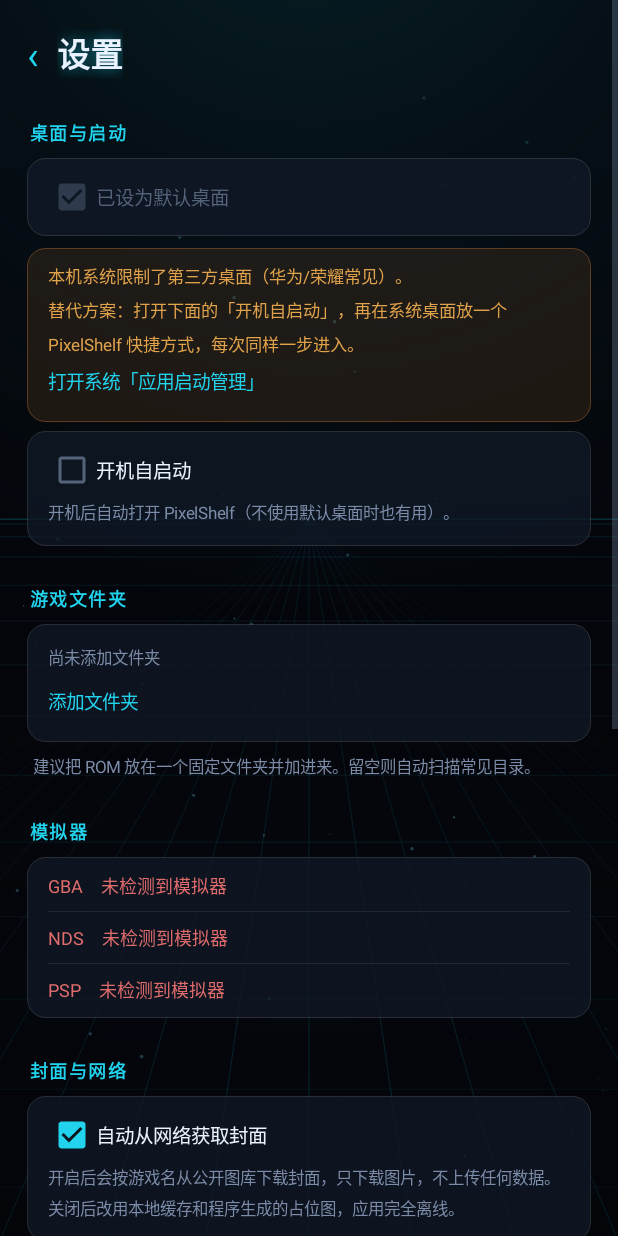
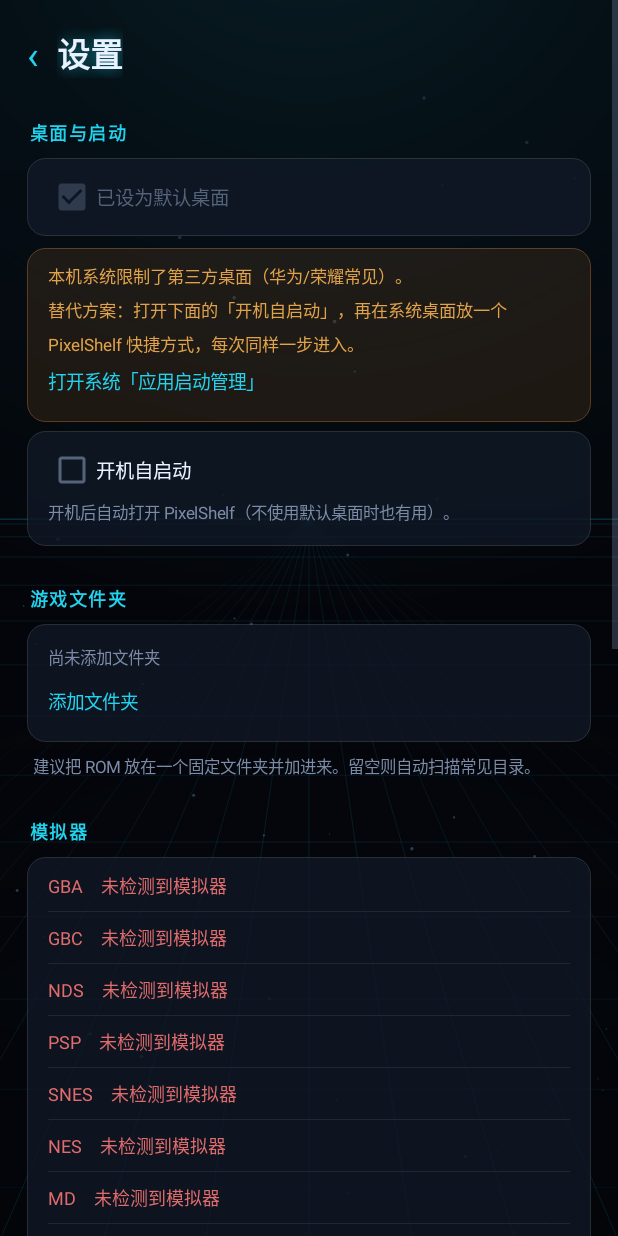
Before and after one commit to clian7371-tech/PixelShelf, an Android app: the screen it shows after launch (SettingsActivity), after a tap on "设置", on a phone screen of 412 x 824 dp. Run offline under Robolectric (Android 15) with nearby library versions, the phone set to English and light mode, and no system bars; 1 statement that could not run was skipped; 1 other tap on this screen came first.

Commit message:
feat: add GBC/SNES/NES/MD/PS1 platforms, dynamic tabs, scanner filters
- 8 platforms with per-platform emulator tables and cover sources
- tabs built dynamically from platforms actually present
- archive/platform detection by filename keyword; longest-extension match
- ignore emulator system files (*bios*, *firmware*, *cheat*) and tiny archives
- dedupe scanned files by canonical path (fixes duplicates across storage aliases)
- build_index.py: retry on network errors, resolve output path relatively
- release notes template rewritten

```diff
--- a/app/src/main/AndroidManifest.xml
+++ b/app/src/main/AndroidManifest.xml
@@ -1,8 +1,8 @@
 <?xml version="1.0" encoding="utf-8"?>
 <manifest xmlns:android="http://schemas.android.com/apk/res/android"
     package="com.pixelshelf.app"
-    android:versionCode="6"
-    android:versionName="1.5">
+    android:versionCode="7"
+    android:versionName="1.6">
 
     <uses-sdk android:minSdkVersion="21" android:targetSdkVersion="35" />
 
--- a/app/src/main/java/com/pixelshelf/app/CoverFetcher.java
+++ b/app/src/main/java/com/pixelshelf/app/CoverFetcher.java
@@ -41,8 +41,13 @@ public final class CoverFetcher {
 
     static {
         SYSTEM_DIR.put(Emulators.PLATFORM_GBA, "Nintendo - Game Boy Advance");
+        SYSTEM_DIR.put(Emulators.PLATFORM_GBC, "Nintendo - Game Boy Color");
         SYSTEM_DIR.put(Emulators.PLATFORM_NDS, "Nintendo - Nintendo DS");
         SYSTEM_DIR.put(Emulators.PLATFORM_PSP, "Sony - PlayStation Portable");
+        SYSTEM_DIR.put(Emulators.PLATFORM_SNES, "Nintendo - Super Nintendo Entertainment System");
+        SYSTEM_DIR.put(Emulators.PLATFORM_NES, "Nintendo - Nintendo Entertainment System");
+        SYSTEM_DIR.put(Emulators.PLATFORM_MD, "Sega - Mega Drive - Genesis");
+        SYSTEM_DIR.put(Emulators.PLATFORM_PS1, "Sony - PlayStation");
     }
 
     /** 当前生效的图源地址 */
--- a/app/src/main/java/com/pixelshelf/app/Emulators.java
+++ b/app/src/main/java/com/pixelshelf/app/Emulators.java
@@ -2,13 +2,25 @@ package com.pixelshelf.app;
 
 import java.util.ArrayList;
 import java.util.List;
+import java.util.Locale;
 
 /** 模拟器定义：包名候选、平台、ROM 后缀、启动方式 */
 public final class Emulators {
 
     public static final String PLATFORM_GBA = "gba";
+    public static final String PLATFORM_GBC = "gbc";
     public static final String PLATFORM_NDS = "nds";
     public static final String PLATFORM_PSP = "psp";
+    public static final String PLATFORM_SNES = "snes";
+    public static final String PLATFORM_NES = "nes";
+    public static final String PLATFORM_MD = "md";
+    public static final String PLATFORM_PS1 = "ps1";
+
+    /** 标签栏与排序用的固定顺序 */
+    public static final String[] ORDER = {
+            PLATFORM_GBA, PLATFORM_GBC, PLATFORM_NDS, PLATFORM_PSP,
+            PLATFORM_SNES, PLATFORM_NES, PLATFORM_MD, PLATFORM_PS1
+    };
 
     public static final class Def {
         public final String platform;
@@ -29,6 +41,8 @@ public final class Emulators {
 
     public static final List<Def> ALL = new ArrayList<>();
 
+    private static final String[] RETROARCH = {"com.retroarch", "com.retroarch.aarch64"};
+
     static {
         ALL.add(new Def(PLATFORM_GBA, "GBA",
                 new String[]{
@@ -40,10 +54,27 @@ public final class Emulators {
                         "org.mgba.emu",              // mGBA
                         "io.mgba.mgba",
                         "com.nostalgiaemulators.gbagbafull",
-                        "com.retroarch",             // RetroArch
+                        "com.retroarch",
                         "com.retroarch.aarch64"
                 },
-                new String[]{".gba", ".gbc", ".gb", ".zip", ".7z"},
+                new String[]{".gba"},
+                true));
+
+        // GB / GBC 共用同一批模拟器（My OldBoy!、GBC.emu 都同时支持两者）
+        ALL.add(new Def(PLATFORM_GBC, "GBC",
+                new String[]{
+                        "com.fastemulator.gbc",       // My OldBoy!
+                        "com.fastemulator.gbcfree",
+                        "com.fastemulator.gba",       // My Boy! 也支持 GB/GBC
+                        "com.fastemulator.gbafree",
+                        "com.explusalpha.GbcEmu",     // GBC.emu
+                        "com.pizzaboy.gbc",
+                        "com.pizzaboy.gbcpro",
+                        "com.nostalgiaemulators.gbagbafull",
+                        "com.retroarch",
+                        "com.retroarch.aarch64"
+                },
+                new String[]{".gbc", ".gb"},
                 true));
 
         ALL.add(new Def(PLATFORM_NDS, "NDS",
@@ -56,7 +87,7 @@ public final class Emulators {
                         "com.retroarch",
                         "com.retroarch.aarch64"
                 },
-                new String[]{".nds", ".ds", ".zip", ".7z"},
+                new String[]{".nds", ".ds"},
                 true));
 
         ALL.add(new Def(PLATFORM_PSP, "PSP",
@@ -68,6 +99,48 @@ public final class Emulators {
                 },
                 new String[]{".iso", ".cso", ".pbp", ".chd", ".elf"},
                 true));
+
+        ALL.add(new Def(PLATFORM_SNES, "SNES",
+                new String[]{
+                        "com.explusalpha.Snes9x",         // Snes9x EX+
+                        "com.bubblezapgames.snes",        // SuperRetro16
+                        "com.nostalgiaemulators.snesfull",// Nostalgia.SNES
+                        "com.retroarch",
+                        "com.retroarch.aarch64"
+                },
+                new String[]{".sfc", ".smc", ".swc"},
+                true));
+
+        ALL.add(new Def(PLATFORM_NES, "NES",
+                new String[]{
+                        "com.explusalpha.NesEmu",          // NES.emu
+                        "com.nostalgiaemulators.nesfull",  // Nostalgia.NES
+                        "com.retroarch",
+                        "com.retroarch.aarch64"
+                },
+                new String[]{".nes", ".fds", ".unf", ".unif"},
+                true));
+
+        ALL.add(new Def(PLATFORM_MD, "MD",
+                new String[]{
+                        "com.explusalpha.MdEmu",   // MD.emu
+                        "com.retroarch",
+                        "com.retroarch.aarch64"
+                },
+                new String[]{".md", ".gen", ".smd"},
+                true));
+
+        // PS1 只认 .cue/.ccd/.m3u：.iso/.pbp/.chd 与 PSP 冲突，避免误判
+        ALL.add(new Def(PLATFORM_PS1, "PS1",
+                new String[]{
+                        "com.epsxe.ePSXe",                      // ePSXe
+                        "com.github.stenzek.duckstation",       // DuckStation
+                        "com.emulator.fpse",                    // FPse
+                        "com.retroarch",
+                        "com.retroarch.aarch64"
+                },
+                new String[]{".cue", ".ccd", ".m3u"},
+                true));
     }
 
     public static Def byPlatform(String platform) {
@@ -77,15 +150,52 @@ public final class Emulators {
         return null;
     }
 
-    /** 根据文件后缀判断平台，未知返回 null */
+    /** 标签显示名 */
+    public static String labelOf(String platform) {
+        Def d = byPlatform(platform);
+        return d == null ? platform.toUpperCase(Locale.US) : d.label;
+    }
+
+    /**
+     * 根据文件后缀判断平台，未知返回 null。
+     * 压缩包按文件名关键词判断（.zip 本身不能确定平台）。
+     */
     public static String platformOf(String path) {
         if (path == null) return null;
-        String lower = path.toLowerCase(java.util.Locale.US);
+        String lower = path.toLowerCase(Locale.US);
+
+        if (lower.endsWith(".zip") || lower.endsWith(".7z") || lower.endsWith(".rar")) {
+            return platformOfArchive(lower);
+        }
+
+        String best = null;
+        int bestLen = 0;
         for (Def d : ALL) {
             for (String ext : d.extensions) {
-                if (lower.endsWith(ext)) return d.platform;
+                if (lower.endsWith(ext) && ext.length() > bestLen) {
+                    best = d.platform;
+                    bestLen = ext.length();
+                }
             }
         }
+        return best;
+    }
+
+    /** 压缩包：按文件名里的平台关键词识别 */
+    private static String platformOfArchive(String lower) {
+        String name = lower.substring(lower.lastIndexOf('/') + 1);
+        // 顺序即优先级，越具体的放前面
+        if (name.contains("gba")) return PLATFORM_GBA;
+        if (name.contains("gbc") || name.contains("myoldboy")) return PLATFORM_GBC;
+        if (name.contains("nds") || name.contains("drastic")) return PLATFORM_NDS;
+        if (name.contains("psp")) return PLATFORM_PSP;
+        if (name.contains("snes") || name.contains("sfc")) return PLATFORM_SNES;
+        if (name.contains("nes")) return PLATFORM_NES;
+        if (name.contains("genesis") || name.contains("megadrive") || name.contains("mega drive")) {
+            return PLATFORM_MD;
+        }
+        if (name.contains("psx") || name.contains("ps1") || name.contains("psone")) return PLATFORM_PS1;
+        if (name.contains("gb")) return PLATFORM_GBC;
         return null;
     }
 
--- a/app/src/main/java/com/pixelshelf/app/MainActivity.java
+++ b/app/src/main/java/com/pixelshelf/app/MainActivity.java
@@ -55,6 +55,7 @@ public class MainActivity extends Activity {
     private View searchWrap;
 
     private final List<GameCard> cards = new ArrayList<>();
+    private final List<String> tabKeys = new ArrayList<>();
     private int cols = 3;
     /** 卡片高宽比：竖屏偏竖直，横屏偏扁，保证横屏能看到两行 */
     private float cardRatio = 1.24f;
@@ -176,19 +177,50 @@ public class MainActivity extends Activity {
         render(false);
     }
 
+    private String tabsSignature = "";
+
+    /** 只有在库里的平台才显示标签，顺序固定 */
+    private void ensureTabs() {
+        StringBuilder sb = new StringBuilder();
+        for (String p : Emulators.ORDER) {
+            for (Game g : all) {
+                if (g.platform.equals(p)) {
+                    sb.append(p).append(',');
+                    break;
+                }
+            }
+        }
+        String sig = sb.toString();
+        if (!sig.equals(tabsSignature)) {
+            tabsSignature = sig;
+            buildTabs();
+        }
+    }
+
     private void buildTabs() {
         tabsBar.removeAllViews();
-        String[][] defs = {
-                {"all", "全部", "0xFF22D3EE"},
-                {Emulators.PLATFORM_GBA, "GBA", "0xFFA78BFA"},
-                {Emulators.PLATFORM_NDS, "NDS", "0xFF34D399"},
-                {Emulators.PLATFORM_PSP, "PSP", "0xFFFB923C"},
-        };
-        tabs = new PlatformTab[defs.length];
-        for (int i = 0; i < defs.length; i++) {
-            final String key = defs[i][0];
+        tabKeys.clear();
+        tabKeys.add("all");
+        for (String p : Emulators.ORDER) {
+            for (Game g : all) {
+                if (g.platform.equals(p)) {
+                    tabKeys.add(p);
+                    break;
+                }
+            }
+        }
+        // 选中的平台不在库里了就回到「全部」
+        if (!"all".equals(filter) && !tabKeys.contains(filter)) {
+            filter = "all";
+        }
+
+        tabs = new PlatformTab[tabKeys.size()];
+        for (int i = 0; i < tabKeys.size(); i++) {
+            final String key = tabKeys.get(i);
             PlatformTab t = new PlatformTab(this);
-            t.configure(defs[i][1], (int) Long.parseLong(defs[i][2].substring(2), 16));
+            String label = "all".equals(key) ? "全部" : Emulators.labelOf(key);
+            int accent = "all".equals(key) ? 0xFF22D3EE : CoverArt.accentFor(key);
+            t.configure(label, accent);
             t.setSelectedSmooth(key.equals(filter), false);
             t.setClickable(true);
             t.setFocusable(true);
@@ -209,9 +241,8 @@ public class MainActivity extends Activity {
     private void selectTab(String key) {
         if (key.equals(filter)) return;
         filter = key;
-        String[] keys = {"all", Emulators.PLATFORM_GBA, Emulators.PLATFORM_NDS, Emulators.PLATFORM_PSP};
-        for (int i = 0; i < keys.length; i++) {
-            tabs[i].setSelectedSmooth(keys[i].equals(filter), true);
+        for (int i = 0; i < tabKeys.size() && i < tabs.length; i++) {
+            tabs[i].setSelectedSmooth(tabKeys.get(i).equals(filter), true);
         }
         render(true);
     }
@@ -282,7 +313,17 @@ public class MainActivity extends Activity {
         }, "scan").start();
     }
 
+    /** 平台在「全部」里的排序位置，未收录的排最后 */
+    private static int platformRank(String platform) {
+        for (int i = 0; i < Emulators.ORDER.length; i++) {
+            if (Emulators.ORDER[i].equals(platform)) return i;
+        }
+        return Emulators.ORDER.length;
+    }
+
     private void render(boolean animate) {
+        ensureTabs();
+
         List<Game> shown = new ArrayList<>();
         for (Game g : all) {
             if (!"all".equals(filter) && !g.platform.equals(filter)) continue;
@@ -290,8 +331,10 @@ public class MainActivity extends Activity {
             shown.add(g);
         }
         Collections.sort(shown, (a, b) -> {
-            int p = a.platform.compareTo(b.platform);
-            return p != 0 ? p : a.name.compareToIgnoreCase(b.name);
+            int pa = platformRank(a.platform);
+            int pb = platformRank(b.platform);
+            if (pa != pb) return pa - pb;
+            return a.name.compareToIgnoreCase(b.name);
         });
 
         countView.setText(shown.size() + " 个游戏");
@@ -662,13 +705,13 @@ public class MainActivity extends Activity {
     }
 
     private void cycleTab(int dir) {
-        String[] keys = {"all", Emulators.PLATFORM_GBA, Emulators.PLATFORM_NDS, Emulators.PLATFORM_PSP};
+        if (tabKeys.isEmpty()) return;
         int cur = 0;
-        for (int i = 0; i < keys.length; i++) {
-            if (keys[i].equals(filter)) cur = i;
+        for (int i = 0; i < tabKeys.size(); i++) {
+            if (tabKeys.get(i).equals(filter)) cur = i;
         }
-        int next = (cur + dir + keys.length) % keys.length;
-        selectTab(keys[next]);
+        int next = (cur + dir + tabKeys.size()) % tabKeys.size();
+        selectTab(tabKeys.get(next));
         if (tabsBar.getChildCount() > next) tabsBar.getChildAt(next).requestFocus();
     }
 
```
Also changed, not shown: app/src/main/java/com/pixelshelf/app/CoverArt.java (+14 -11 lines), app/src/main/java/com/pixelshelf/app/Scanner.java (+26 -15 lines), 5 other files.
